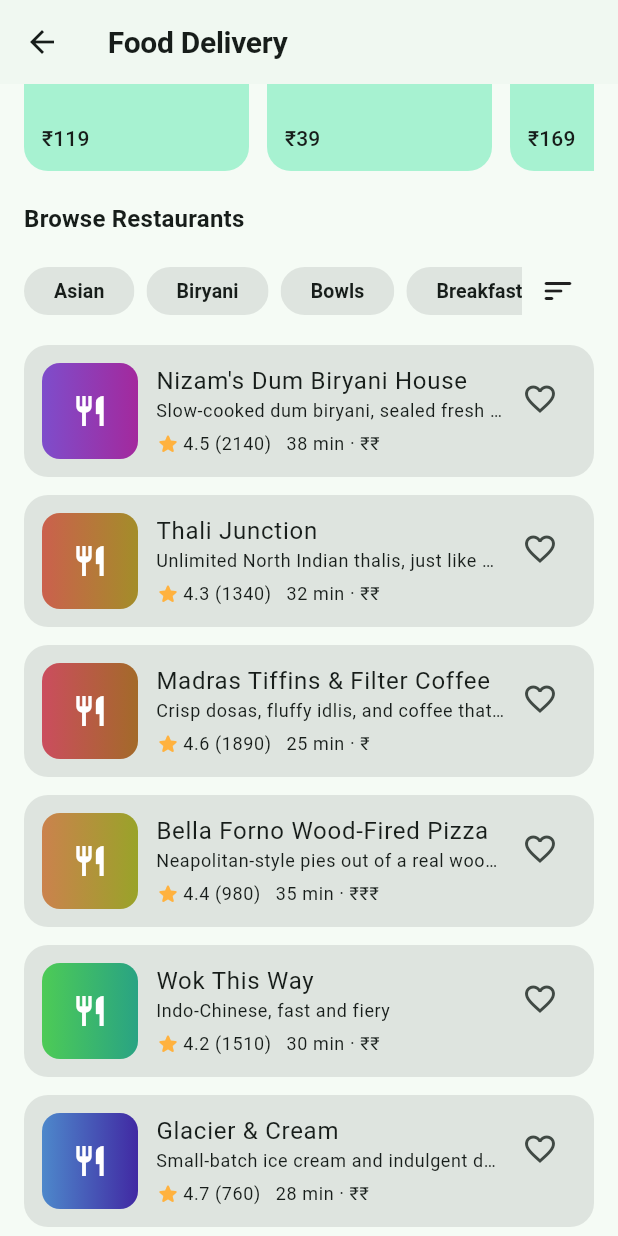
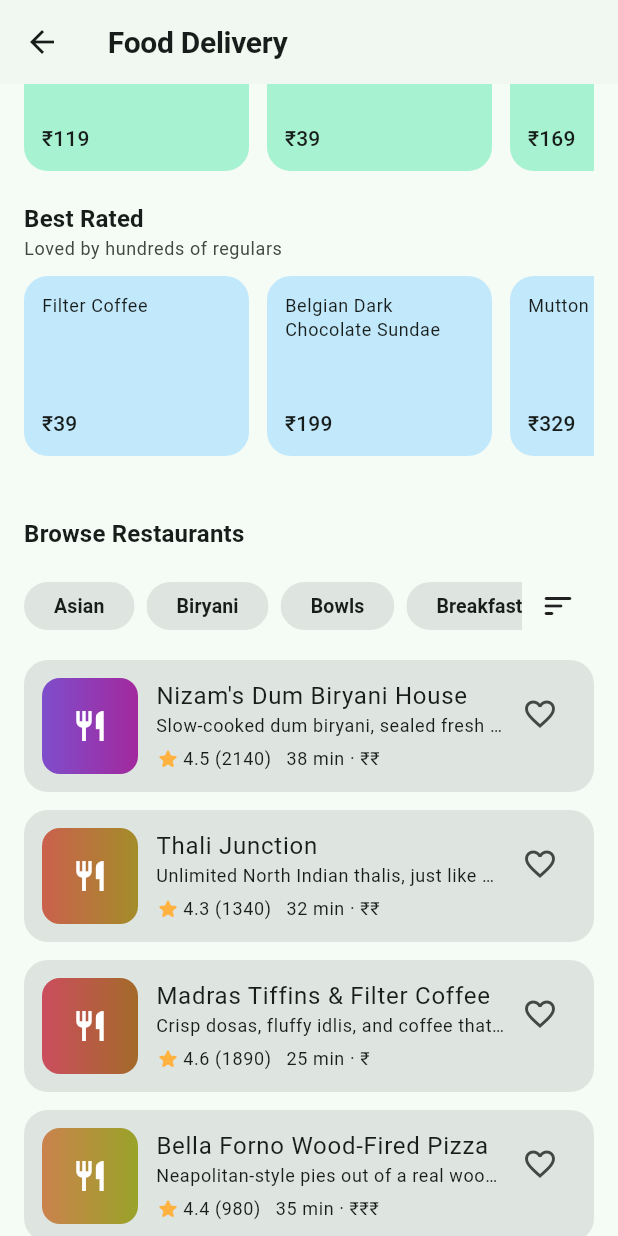
Before and after one commit to baseer-ind/spendzero, a Flutter app: the FoodHomeScreen screen opened directly with sample values from the repository, scrolled down 1152 dp, on a phone screen of 412 x 824 dp. Run offline on Flutter 3.47's test engine with Material 3 defaults, Android fonts, the phone set to English and light mode, and no system bars; our stand-ins replace flutter_riverpod, go_router, shared_preferences; accounts and stored records are empty.

Commit message:
Add Best Rated and Hidden Gems discovery rails to Food vertical

```diff
--- a/spendzero/mobile/lib/core/data/local/food_seed_data.dart
+++ b/spendzero/mobile/lib/core/data/local/food_seed_data.dart
@@ -1695,6 +1695,23 @@ List<MenuItem> trendingMenuItems() =>
 List<MenuItem> bestSellerMenuItems() =>
     allMenuItemsFull.where((m) => m.isBestSeller).toList();
 
+/// Top-rated dishes with a meaningful number of reviews — the "Best Rated"
+/// discovery rail.
+List<MenuItem> bestRatedMenuItems() {
+  final eligible = allMenuItemsFull.where((m) => m.reviewCount >= 50).toList()
+    ..sort((a, b) => b.rating.compareTo(a.rating));
+  return eligible.take(12).toList();
+}
+
+/// Highly rated but under-discovered dishes — the "Hidden Gems" rail.
+List<MenuItem> hiddenGemMenuItems() {
+  final eligible = allMenuItemsFull
+      .where((m) => m.rating >= 4.4 && m.reviewCount < 50)
+      .toList()
+    ..sort((a, b) => b.rating.compareTo(a.rating));
+  return eligible.take(12).toList();
+}
+
 /// Curated "Weekend Specials" — a hand-picked subset (not flag-driven) so
 /// the rail always shows a stable, intentional selection.
 List<MenuItem> weekendSpecials() {
--- a/spendzero/mobile/lib/features/food/presentation/food_home_screen.dart
+++ b/spendzero/mobile/lib/features/food/presentation/food_home_screen.dart
@@ -245,6 +245,22 @@ class _FoodHomeScreenState extends ConsumerState<FoodHomeScreen> {
                 subtitle: 'Bestsellers ready in 15 minutes or less',
                 items: quickOfficeLunch(),
                 accentColor: (c) => Theme.of(c).colorScheme.primaryContainer,
+                categoryId: widget.category.id,
+              ),
+              const SizedBox(height: 20),
+              _CollectionRail(
+                title: 'Best Rated',
+                subtitle: 'Loved by hundreds of regulars',
+                items: bestRatedMenuItems(),
+                accentColor: (c) => Theme.of(c).colorScheme.tertiaryContainer,
+                categoryId: widget.category.id,
+              ),
+              const SizedBox(height: 20),
+              _CollectionRail(
+                title: 'Hidden Gems',
+                subtitle: 'High ratings, still flying under the radar',
+                items: hiddenGemMenuItems(),
+                accentColor: (c) => Theme.of(c).colorScheme.secondaryContainer,
                 categoryId: widget.category.id,
               ),
               const SizedBox(height: 20),
```
